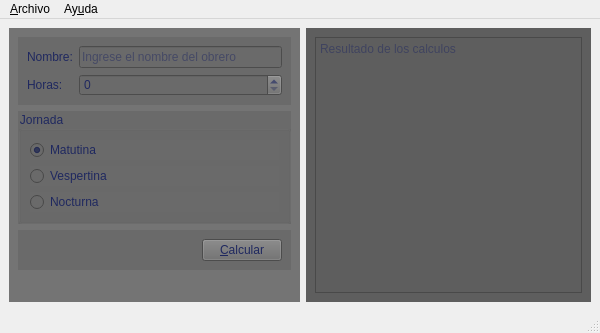
Before: the Qt Designer form salarios.ui in Danizet/SAlario_archivos, drawn with Qt 5.
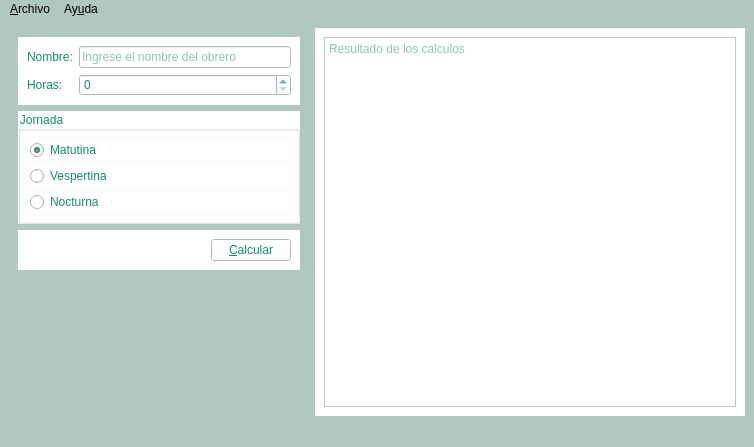
After: the same form once the commit is applied. Icons and pictures are not drawn.

```diff
--- a/salarios.ui
+++ b/salarios.ui
@@ -6,8 +6,8 @@
    <rect>
     <x>0</x>
     <y>0</y>
-    <width>600</width>
-    <height>333</height>
+    <width>754</width>
+    <height>447</height>
    </rect>
   </property>
   <property name="minimumSize">
@@ -23,7 +23,7 @@
    <bool>false</bool>
   </property>
   <property name="styleSheet">
-   <string notr="true"/>
+   <string notr="true">background-color: rgb(176, 200, 190);</string>
   </property>
   <widget class="QWidget" name="centralwidget">
    <layout class="QHBoxLayout" name="horizontalLayout_3">
@@ -43,13 +43,14 @@
       </property>
       <property name="styleSheet">
        <string notr="true">color: rgb(31, 40, 95);
-background-color: rgb(116, 116, 116);</string>
+</string>
       </property>
       <layout class="QVBoxLayout" name="verticalLayout_2">
        <item>
         <widget class="QWidget" name="widget_3" native="true">
          <property name="styleSheet">
-          <string notr="true">background-color: rgb(106, 106, 106);</string>
+          <string notr="true">color: rgb(18, 141, 106);;
+background-color: rgb(255, 255, 255);</string>
          </property>
          <layout class="QFormLayout" name="formLayout">
           <item row="0" column="0">
@@ -82,7 +83,8 @@
        <item>
         <widget class="QGroupBox" name="groupBox">
          <property name="styleSheet">
-          <string notr="true">background-color: rgb(106, 106, 106);</string>
+          <string notr="true">color: rgb(18, 141, 106);;
+background-color: rgb(255, 255, 255);</string>
          </property>
          <property name="title">
           <string>Jornada</string>
@@ -121,7 +123,8 @@
        <item>
         <widget class="QWidget" name="widget_4" native="true">
          <property name="styleSheet">
-          <string notr="true">background-color: rgb(106, 106, 106);</string>
+          <string notr="true">color: rgb(18, 141, 106);;
+background-color: rgb(255, 255, 255);</string>
          </property>
          <layout class="QHBoxLayout" name="horizontalLayout">
           <item>
@@ -166,8 +169,9 @@
     <item>
      <widget class="QWidget" name="widget_2" native="true">
       <property name="styleSheet">
-       <string notr="true">color: rgb(31, 40, 95);
-background-color: rgb(94, 94, 94);</string>
+       <string notr="true">color: rgb(18, 141, 106);
+background-color: rgb(255, 255, 255);
+</string>
       </property>
       <layout class="QHBoxLayout" name="horizontalLayout_2">
        <item>
@@ -190,7 +194,7 @@
     <rect>
      <x>0</x>
      <y>0</y>
-     <width>600</width>
+     <width>754</width>
      <height>21</height>
     </rect>
    </property>
```
Left out of the diff: 8 changed lines with no effect on the pictures.
